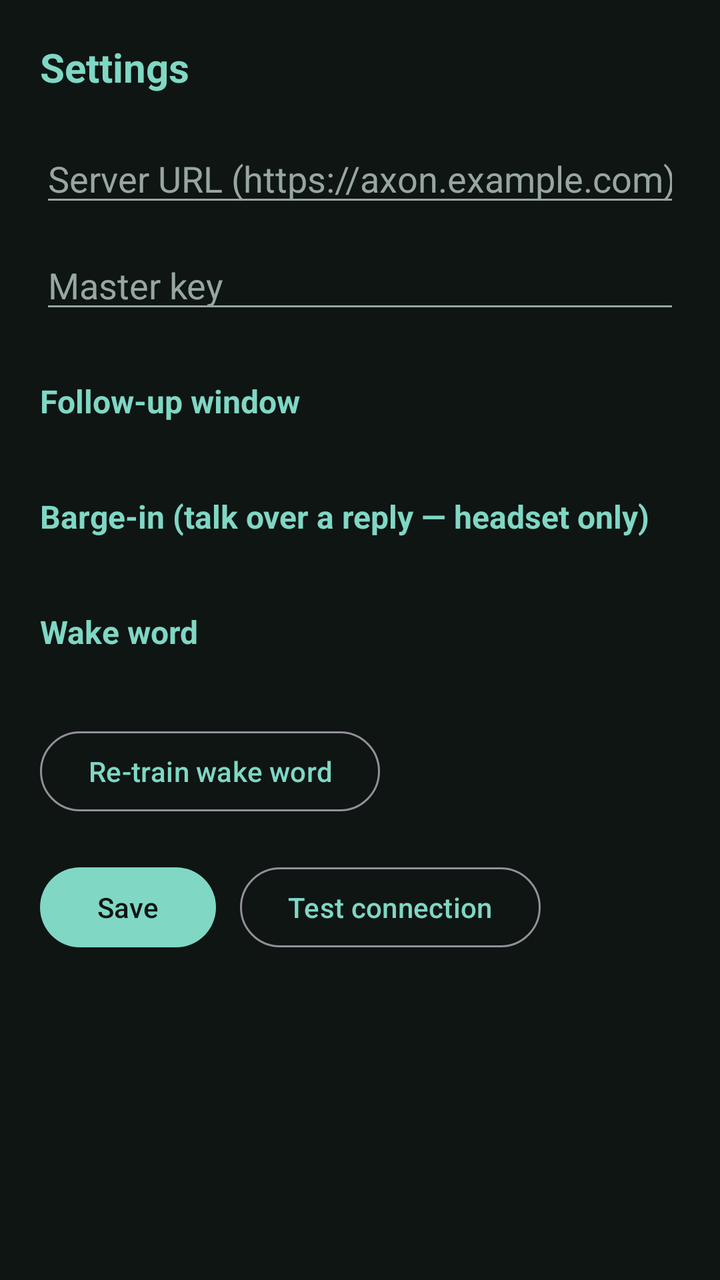
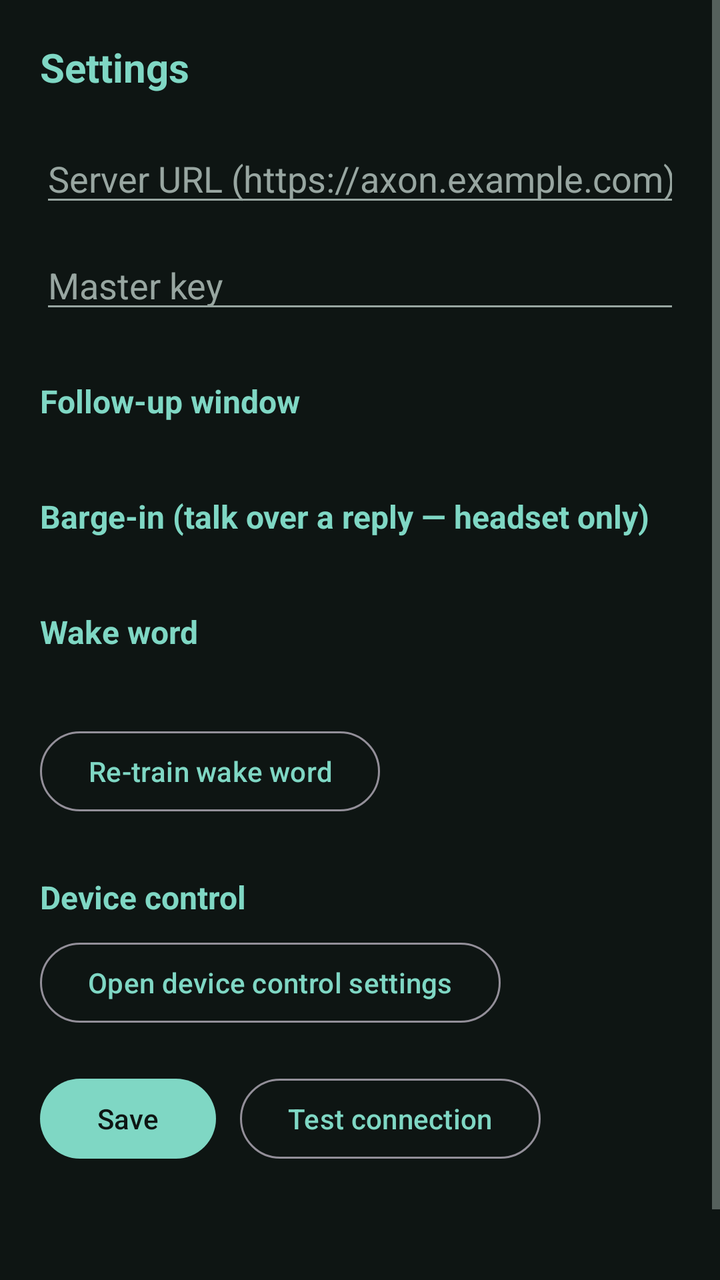

Two renders of the same Android screen: before a commit and after it. Below are the layout's source before the change and the commit's diff.
<!-- AndroidManifest.xml: application theme Theme.AxonVoice -->
<!-- res/layout/activity_settings.xml -->
<?xml version="1.0" encoding="utf-8"?>
<ScrollView xmlns:android="http://schemas.android.com/apk/res/android"
    android:layout_width="match_parent"
    android:layout_height="match_parent"
    android:background="@color/bg"
    android:fitsSystemWindows="true">

    <LinearLayout
        android:layout_width="match_parent"
        android:layout_height="wrap_content"
        android:orientation="vertical"
        android:padding="20dp">

        <TextView
            android:layout_width="wrap_content"
            android:layout_height="wrap_content"
            android:text="@string/settings_title"
            android:textColor="@color/accent"
            android:textSize="20sp"
            android:textStyle="bold"
            android:layout_marginBottom="20dp" />

        <EditText
            android:id="@+id/serverUrl"
            android:layout_width="match_parent"
            android:layout_height="wrap_content"
            android:hint="@string/server_url_hint"
            android:inputType="textUri"
            android:textColor="@color/text"
            android:textColorHint="@color/text_dim"
            android:importantForAutofill="no" />

        <EditText
            android:id="@+id/masterKey"
            android:layout_width="match_parent"
            android:layout_height="wrap_content"
            android:layout_marginTop="12dp"
            android:hint="@string/master_key_hint"
            android:inputType="textPassword"
            android:textColor="@color/text"
            android:textColorHint="@color/text_dim"
            android:importantForAutofill="no" />

        
        <TextView
            android:layout_width="wrap_content"
            android:layout_height="wrap_content"
            android:layout_marginTop="28dp"
            android:text="@string/followup_title"
            android:textColor="@color/accent"
            android:textSize="16sp"
            android:textStyle="bold" />

        <LinearLayout
            android:id="@+id/followupTuneContainer"
            android:layout_width="match_parent"
            android:layout_height="wrap_content"
            android:orientation="vertical"
            android:layout_marginTop="8dp" />

        
        <TextView
            android:layout_width="wrap_content"
            android:layout_height="wrap_content"
            android:layout_marginTop="28dp"
            android:text="@string/barge_title"
            android:textColor="@color/accent"
            android:textSize="16sp"
            android:textStyle="bold" />

        <LinearLayout
            android:id="@+id/bargeTuneContainer"
            android:layout_width="match_parent"
            android:layout_height="wrap_content"
            android:orientation="vertical"
            android:layout_marginTop="8dp" />

        
        <TextView
            android:layout_width="wrap_content"
            android:layout_height="wrap_content"
            android:layout_marginTop="28dp"
            android:text="@string/settings_wake_title"
            android:textColor="@color/accent"
            android:textSize="16sp"
            android:textStyle="bold" />

        <TextView
            android:id="@+id/wakePhraseStatus"
            android:layout_width="match_parent"
            android:layout_height="wrap_content"
            android:layout_marginTop="8dp"
            android:textColor="@color/text_dim" />

        <Button
            android:id="@+id/wakeRetrainBtn"
            style="@style/Widget.Material3.Button.OutlinedButton"
            android:layout_width="wrap_content"
            android:layout_height="wrap_content"
            android:layout_marginTop="8dp"
            android:text="@string/settings_wake_retrain" />

        <LinearLayout
            android:layout_width="match_parent"
            android:layout_height="wrap_content"
            android:orientation="horizontal"
            android:layout_marginTop="20dp">

            <Button
                android:id="@+id/saveBtn"
                android:layout_width="wrap_content"
                android:layout_height="wrap_content"
                android:text="@string/save" />

            <Button
                android:id="@+id/testBtn"
                style="@style/Widget.Material3.Button.OutlinedButton"
                android:layout_width="wrap_content"
                android:layout_height="wrap_content"
                android:layout_marginStart="12dp"
                android:text="@string/test_connection" />
        </LinearLayout>

        <TextView
            android:id="@+id/testResult"
            android:layout_width="match_parent"
            android:layout_height="wrap_content"
            android:layout_marginTop="12dp"
            android:textColor="@color/text_dim" />

        
        <TextView
            android:id="@+id/voiceStatus"
            android:layout_width="match_parent"
            android:layout_height="wrap_content"
            android:layout_marginTop="24dp"
            android:textColor="@color/text_dim" />

        <LinearLayout
            android:id="@+id/voiceContainer"
            android:layout_width="match_parent"
            android:layout_height="wrap_content"
            android:orientation="vertical" />
    </LinearLayout>
</ScrollView>
<!-- resources referenced by this layout -->
<resources>
  <color name="accent">#7FD7C4</color>
  <color name="bg">#0E1513</color>
  <color name="text">#E6EFEB</color>
  <color name="text_dim">#98A6A1</color>
  <string name="barge_title">Barge-in (talk over a reply — headset only)</string>
  <string name="followup_title">Follow-up window</string>
  <string name="master_key_hint">Master key</string>
  <string name="save">Save</string>
  <string name="server_url_hint">Server URL (https://axon.example.com)</string>
  <string name="settings_title">Settings</string>
  <string name="settings_wake_retrain">Re-train wake word</string>
  <string name="settings_wake_title">Wake word</string>
  <string name="test_connection">Test connection</string>
  <style name="Theme.AxonVoice" parent="Theme.Material3.Dark.NoActionBar">
          <item name="android:windowBackground">@color/bg</item>
          <item name="colorPrimary">@color/accent</item>
          <item name="colorOnPrimary">@color/bg</item>
          <item name="colorSurface">@color/surface</item>
          <item name="android:statusBarColor">@color/bg</item>
          <item name="android:navigationBarColor">@color/bg</item>
          <item name="android:textColorPrimary">@color/text</item>
          <item name="android:textColorSecondary">@color/text_dim</item>
      </style>
  <color name="surface">#16201D</color>
</resources>

<!-- the commit's change to res/layout/activity_settings.xml (unified diff, before → after) -->
@@ -100,6 +100,24 @@
             android:layout_marginTop="8dp"
             android:text="@string/settings_wake_retrain" />
 
+        
+        <TextView
+            android:layout_width="wrap_content"
+            android:layout_height="wrap_content"
+            android:layout_marginTop="28dp"
+            android:text="@string/device_api_title"
+            android:textColor="@color/accent"
+            android:textSize="16sp"
+            android:textStyle="bold" />
+
+        <Button
+            android:id="@+id/deviceApiBtn"
+            style="@style/Widget.Material3.Button.OutlinedButton"
+            android:layout_width="wrap_content"
+            android:layout_height="wrap_content"
+            android:layout_marginTop="8dp"
+            android:text="@string/device_api_open" />
+
         <LinearLayout
             android:layout_width="match_parent"
             android:layout_height="wrap_content"
<!-- resource entries referenced after the edit -->
@@ -5,6 +5,8 @@
   <color name="text">#E6EFEB</color>
   <color name="text_dim">#98A6A1</color>
   <string name="barge_title">Barge-in (talk over a reply — headset only)</string>
+  <string name="device_api_open">Open device control settings</string>
+  <string name="device_api_title">Device control</string>
   <string name="followup_title">Follow-up window</string>
   <string name="master_key_hint">Master key</string>
   <string name="save">Save</string>
